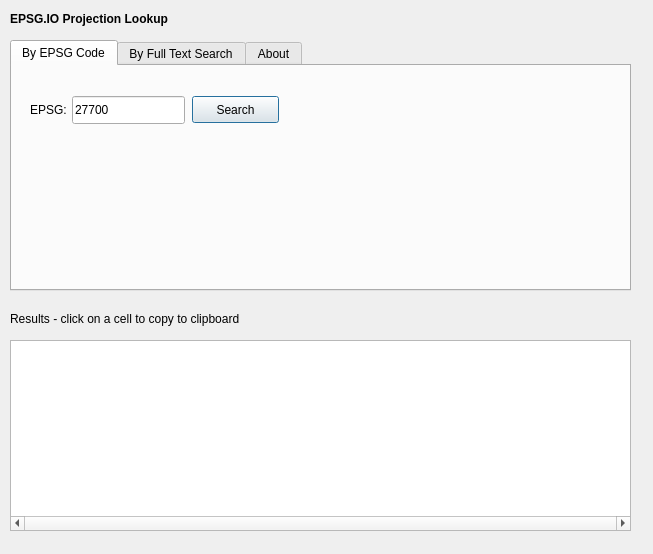
Above: EPSGIOLookup/ui_epsgiolookup.ui from stevefaeembra/EPSGIOLookupPlugin before the change. Below: the same form after it.
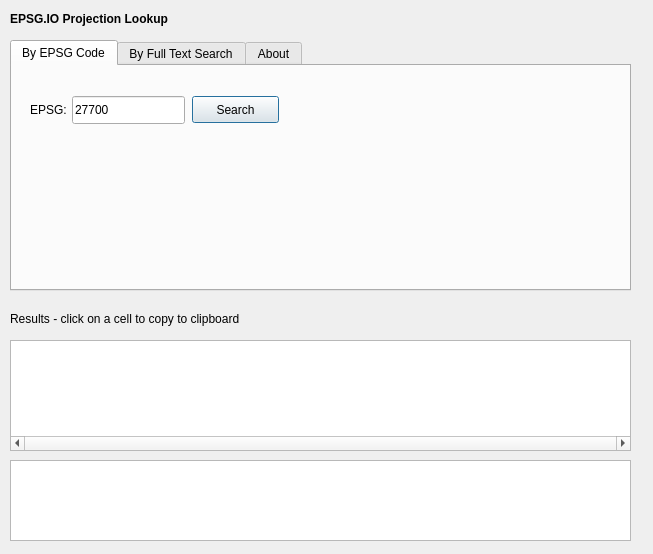
That is the form after the change. The open tabs and pages were chosen to show the change.

Commit message: got cell contents copied to clipboard when cell clicked upon (epsg lookup results table)

The edit to the form file:
```diff
--- a/EPSGIOLookup/ui_epsgiolookup.ui
+++ b/EPSGIOLookup/ui_epsgiolookup.ui
@@ -195,7 +195,7 @@
      <x>10</x>
      <y>340</y>
      <width>621</width>
-     <height>191</height>
+     <height>111</height>
     </rect>
    </property>
    <property name="sizePolicy">
@@ -220,6 +220,16 @@
     <number>30</number>
    </attribute>
   </widget>
+  <widget class="QPlainTextEdit" name="plainTextEdit_Clipboard">
+   <property name="geometry">
+    <rect>
+     <x>10</x>
+     <y>460</y>
+     <width>621</width>
+     <height>81</height>
+    </rect>
+   </property>
+  </widget>
  </widget>
  <resources/>
  <connections/>
```
Left out of the diff: 2 changed lines with no effect on the pictures. The commit also changes 2 other files.
